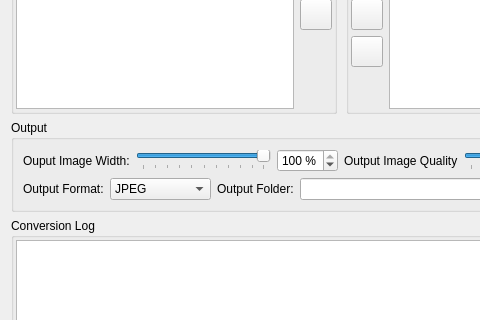
This is src/BatchTM/BatchTMDialog.ui in LuminanceHDR/LuminanceHDR as Qt 5 draws it before an edit; both pictures show x 0 to 480 and y 108 to 428 of the 682 by 566 pixel window. The edited form follows.
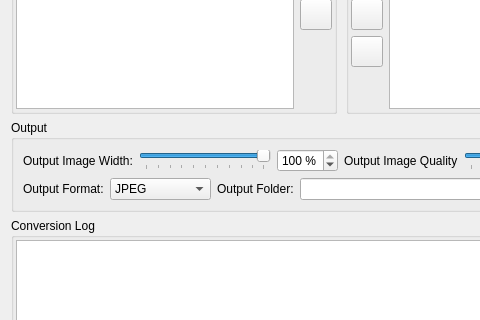
This is the edited form. Icons and pictures are not drawn.

Commit message: [bugs-194] Fix typo: Ouput -> Output

The edit to the form file:
```diff
--- a/src/BatchTM/BatchTMDialog.ui
+++ b/src/BatchTM/BatchTMDialog.ui
@@ -273,7 +273,7 @@
             <item>
              <widget class="QLabel" name="label">
               <property name="text">
-               <string>Ouput Image Width:</string>
+               <string>Output Image Width:</string>
               </property>
              </widget>
             </item>
```
The commit also changes 15 other files.
